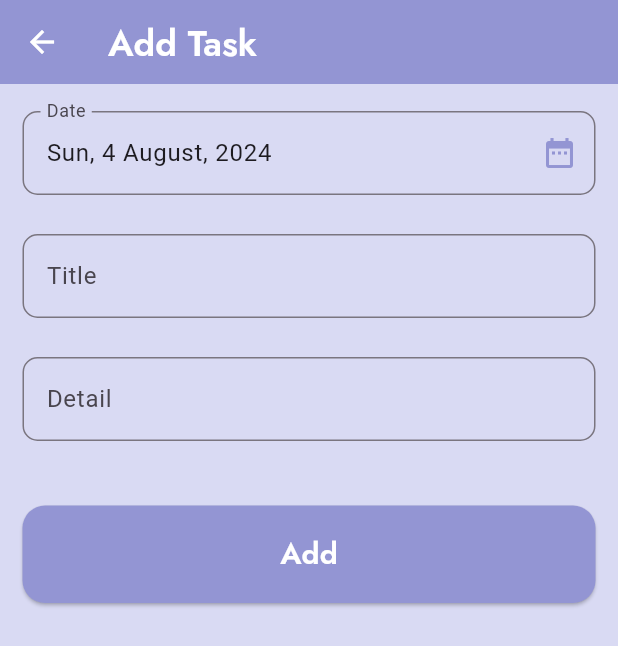
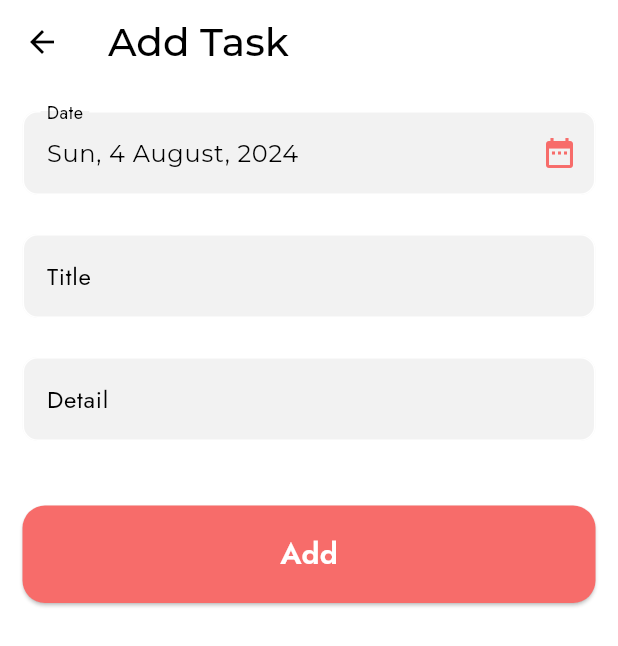
Before and after one commit to hassankhalid2239/todo_list_app, a Flutter app: the AddTaskScreen screen opened directly, on a phone screen of 412 x 824 dp. Shown: the top 646 px of the screen. Run offline on Flutter 3.47's test engine with Material 3 defaults, Android fonts, the phone set to English and light mode, and no system bars; our stand-ins replace flutter_svg, get, google_fonts, sqflite; accounts and stored records are empty.

Commit message:
Add theme data
Add theme data but not local notification

```diff
--- a/lib/View/Widgets/custom_textformfield.dart
+++ b/lib/View/Widgets/custom_textformfield.dart
@@ -1,4 +1,5 @@
 import 'package:flutter/material.dart';
+import 'package:google_fonts/google_fonts.dart';
 
 class CustomInputField extends StatelessWidget {
   final TextEditingController controller;
@@ -11,8 +12,6 @@ class CustomInputField extends StatelessWidget {
       {super.key,
       required this.controller,
       required this.labelText,
-      required Color cursorColor,
-      required Color borderColor,
       this.sufix,
       this.minLines = 1,
       this.maxLines = 1});
@@ -31,12 +30,25 @@ class CustomInputField extends StatelessWidget {
             return null;
           }
         },
+        style: GoogleFonts.montserrat(
+            color: Theme.of(context).colorScheme.scrim
+        ),
         controller: controller,
+        cursorColor: Theme.of(context).colorScheme.scrim,
         decoration: InputDecoration(
+          filled: true,
+          fillColor: Theme.of(context).colorScheme.surfaceBright,
+          labelStyle: GoogleFonts.jost(
+              color:  Theme.of(context).colorScheme.scrim
+          ),
           labelText: labelText,
           suffixIcon: sufix,
+          focusedBorder: OutlineInputBorder(
+              borderRadius: BorderRadius.circular(10.0),
+              borderSide: BorderSide(color: Theme.of(context).colorScheme.scrim)),
           border: OutlineInputBorder(
             borderRadius: BorderRadius.circular(10.0),
+            borderSide: BorderSide(color: Theme.of(context).colorScheme.surfaceBright)
           ),
         ),
       ),
--- a/lib/View/add_task_screen.dart
+++ b/lib/View/add_task_screen.dart
@@ -1,6 +1,7 @@
 // ignore_for_file: deprecated_member_use
 
 import 'package:flutter/material.dart';
+import 'package:flutter/services.dart';
 import 'package:get/get.dart';
 import 'package:google_fonts/google_fonts.dart';
 import 'package:intl/intl.dart';
@@ -76,12 +77,15 @@ class _AddTaskScreenState extends State<AddTaskScreen> {
   Widget build(BuildContext context) {
     return Scaffold(
         appBar: AppBar(
-          backgroundColor: const Color(0xff9395D3),
-          foregroundColor: Colors.white,
+          systemOverlayStyle: SystemUiOverlayStyle(
+            statusBarColor: Theme.of(context).colorScheme.surface,
+            statusBarIconBrightness: Theme.of(context).brightness,),
+          elevation: 0,
+          forceMaterialTransparency: true,
+          foregroundColor: Theme.of(context).colorScheme.scrim,
           title: Text(
             'Add Task',
-            style: GoogleFonts.jost(
-                color: Colors.white, fontSize: 24, fontWeight: FontWeight.w600),
+            style: Theme.of(context).textTheme.titleLarge,
           ),
         ),
         body: SingleChildScrollView(
@@ -94,6 +98,9 @@ class _AddTaskScreenState extends State<AddTaskScreen> {
                   padding: const EdgeInsets.symmetric(vertical: 8.0),
                   child: TextField(
                     controller: dueDateTextController,
+                    style: GoogleFonts.montserrat(
+                      color: Theme.of(context).colorScheme.scrim
+                    ),
                     onTap: () async {
                       DateTime? pickedDate = await showDatePicker(
                           builder: (context, child) => Theme(
@@ -117,12 +124,23 @@ class _AddTaskScreenState extends State<AddTaskScreen> {
                       }
                     },
                     decoration: InputDecoration(
+                      filled: true,
+                      fillColor: Theme.of(context).colorScheme.surfaceBright,
                       labelText: 'Date',
-                      suffixIcon: const Icon(
+                      labelStyle: GoogleFonts.jost(
+                        color:  Theme.of(context).colorScheme.scrim
+                      ),
+                      suffixIcon: Icon(
                         Icons.date_range,
-                        color: Color(0xff9395D3),
+                        color: Theme.of(context).primaryColor,
                       ),
+                      focusedBorder: OutlineInputBorder(
+                        borderRadius: BorderRadius.circular(10.0),
+                        borderSide: BorderSide(color: Theme.of(context).colorScheme.scrim)
+                      ),
+
                       border: OutlineInputBorder(
+                          borderSide: BorderSide(color: Theme.of(context).colorScheme.surfaceBright),
                         borderRadius: BorderRadius.circular(10.0),
                       ),
                     ),
@@ -133,9 +151,7 @@ class _AddTaskScreenState extends State<AddTaskScreen> {
                 ),
                 CustomInputField(
                     controller: titleTextController,
-                    labelText: 'Title',
-                    cursorColor: const Color(0xff9395D3),
-                    borderColor: const Color(0xff9395D3)),
+                    labelText: 'Title',),
                 const SizedBox(
                   height: 10,
                 ),
@@ -143,9 +159,7 @@ class _AddTaskScreenState extends State<AddTaskScreen> {
                     minLines: 1,
                     maxLines: 15,
                     controller: descriptionTextController,
-                    labelText: 'Detail',
-                    cursorColor: const Color(0xff9395D3),
-                    borderColor: const Color(0xff9395D3)),
+                    labelText: 'Detail',),
                 const SizedBox(
                   height: 10,
                 ),
@@ -160,7 +174,7 @@ class _AddTaskScreenState extends State<AddTaskScreen> {
                         shape: WidgetStatePropertyAll(RoundedRectangleBorder(
                             borderRadius: BorderRadius.circular(15))),
                         backgroundColor:
-                            const WidgetStatePropertyAll(Color(0xff9395D3))),
+                             WidgetStatePropertyAll(Theme.of(context).primaryColor)),
                     onPressed: () {
                       submitData();
                     },
```
Also changed, not shown: lib/Contoller/task_controller.dart (+8 -1 lines), lib/Contoller/theme_controller.dart (added, +20 -0 lines), lib/Utils/Colors.dart (added, +12 -0 lines), lib/Utils/theme.dart (added, +94 -0 lines), lib/View/home_screen.dart (+77 -21 lines), lib/View/splash_screen.dart (+5 -6 lines), lib/View/task_detail_screen.dart (+25 -43 lines), lib/db/db_helper.dart (+19 -0 lines), lib/db/shared_prefrence.dart (added, +28 -0 lines), lib/main.dart (+11 -9 lines), pubspec.yaml (+8 -0 lines), assets/images/logo.png (added), assets/images/splashimage.png (added), assets/svg/logo.svg (added), 2 more files, 5 other files.
